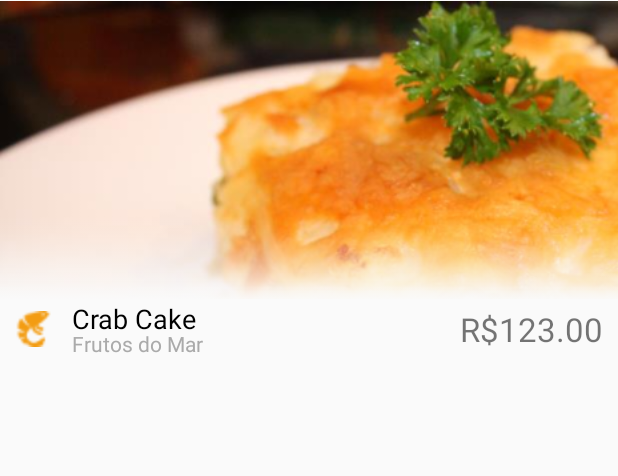
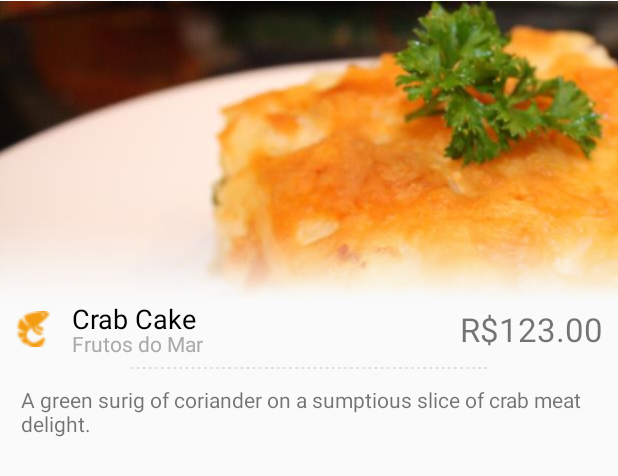
Before and after one commit to alessandrogurgel/pedefacil, an Android app: the layout prato_main.xml on its own in the app's theme, with its tools: preview values and no code run, on a phone screen of 412 x 824 dp. Shown: the top 476 px of the screen. Run offline under Robolectric (Android 15) with nearby library versions, the phone set to English and light mode, and no system bars.

Commit message:
adciionando linha pontilhada

```diff
--- a/YourAppIdea/src/main/java/org/michenux/yourappidea/restaurante/cardapio/CardapioAdapter.java
+++ b/YourAppIdea/src/main/java/org/michenux/yourappidea/restaurante/cardapio/CardapioAdapter.java
@@ -21,6 +21,7 @@ import org.michenux.yourappidea.friends.FriendMainFragment;
 import org.michenux.yourappidea.home.YourAppMainActivity;
 import org.michenux.yourappidea.restaurante.MainFragment;
 import org.michenux.yourappidea.restaurante.RestauranteMainFragment;
+import org.michenux.yourappidea.restaurante.prato.PratoMainFragment;
 
 import java.util.List;
 
@@ -76,7 +77,7 @@ public class CardapioAdapter extends ArrayAdapter<CardapioItem> {
 
                 //TODO inserir informacao de cardapio selecionado
                 manager.beginTransaction()
-                        .replace(R.id.content_frame, new FriendMainFragment())
+                        .replace(R.id.content_frame, new PratoMainFragment())
                         .commit();
             }
         });
--- a/YourAppIdea/src/main/res/layout/prato_main.xml
+++ b/YourAppIdea/src/main/res/layout/prato_main.xml
@@ -38,6 +38,7 @@
             </LinearLayout>
 
             <RelativeLayout
+                android:id="@+id/layout_prato_name"
                 android:layout_width="match_parent"
                 android:layout_height="wrap_content"
                 android:paddingRight="10dip"
@@ -93,7 +94,37 @@
 
             </RelativeLayout>
 
+            <ImageView
+                android:id="@+id/prato_separator"
+                android:layout_width="wrap_content"
+                android:layout_height="wrap_content"
+                android:layout_centerHorizontal="true"
+                android:background="@drawable/linha_pontilhada"
+                android:layout_below="@+id/layout_prato_name" />
+
+            <LinearLayout
+                android:layout_width="match_parent"
+                android:layout_height="wrap_content"
+                android:paddingTop="10dp"
+                android:paddingRight="14dip"
+                android:paddingLeft="14dip"
+                android:orientation="vertical"
+                android:layout_below="@+id/prato_separator">
+
+                <TextView
+                    android:layout_width="wrap_content"
+                    android:layout_height="wrap_content"
+                    android:text="A green surig of coriander on a sumptious slice of crab meat delight."
+                    android:maxLines="3"
+                    android:layout_marginBottom="5dp"
+                    android:scrollbars="vertical"
+                    android:layout_gravity="left"/>
+
+            </LinearLayout>
+
         </RelativeLayout>
+
+
 
     </ScrollView>
 
```
Also changed, not shown: YourAppIdea/src/main/java/org/michenux/yourappidea/restaurante/prato/PratoMainFragment.java (+12 -12 lines), YourAppIdea/src/main/res/drawable-xhdpi/linha_pontilhada.png (added).
